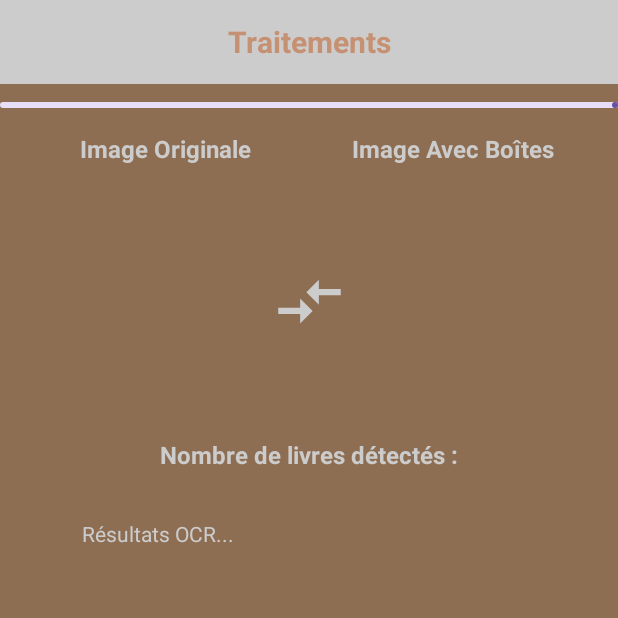
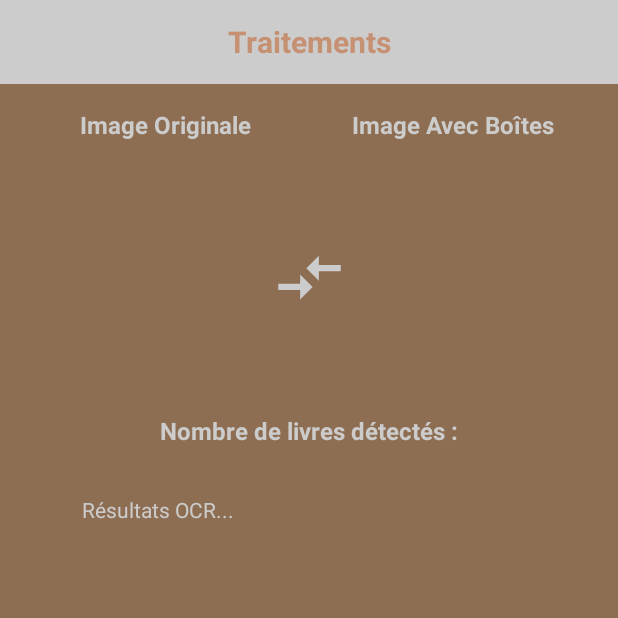
Before and after one commit to lukameunier/Groupe_A_ScanLib, an Android app: the fragment ProcessingFragment placed in its activity, on a phone screen of 412 x 824 dp, the top half of it. Run offline under Robolectric (Android 15) with nearby library versions, the phone set to English and light mode, and no system bars; our stand-ins replace Dagger/Hilt's generated code, Room's generated code; libraries missing offline, so code that uses them is left out: androidx.camera.core, com.google.mlkit.vision, kotlinx.coroutines.tasks, org.tensorflow.lite; network calls fail; pictures from the network do not load; 2 statements that could not run were skipped.

Commit message:
fix(ui): preserve book selection in scan result, improve selection exit, and remove progress bar

```diff
--- a/Application/app/src/main/java/fr/mastersd/sime/scanlib/ui/view/fragments/ProcessingFragment.kt
+++ b/Application/app/src/main/java/fr/mastersd/sime/scanlib/ui/view/fragments/ProcessingFragment.kt
@@ -54,7 +54,6 @@ class ProcessingFragment : Fragment() {
 
         if (bmp != null) {
             binding.imageOriginal.setImageBitmap(bmp)
-            binding.progressBar.visibility = View.VISIBLE
 
             // Convertir l’image en fichier temporaire si elle vient d’un URI content://
             val realPath = if (imagePath?.startsWith("content://") == true) {
@@ -80,7 +79,6 @@ class ProcessingFragment : Fragment() {
         // Observe le résultat OCR, affiche la progression et les résultats
         scanViewModel.ocrTexts.observe(viewLifecycleOwner) { texts ->
             val nonEmptyTexts = texts.filter { it.isNotBlank() }
-            binding.progressBar.visibility = View.GONE
 
             binding.textBookCount.text = "Nombre de livres détectés : ${nonEmptyTexts.size}"
             binding.textOcrResults.text = nonEmptyTexts.joinToString("\n") { "• $it" }
@@ -90,14 +88,12 @@ class ProcessingFragment : Fragment() {
             // Active le bouton continuer seulement s'il y a des textes
             binding.btnContinue.setOnClickListener {
                 binding.btnContinue.isEnabled = false
-                binding.progressBar.visibility = View.VISIBLE
                 bookViewModel.syncBooksFromValTexts(nonEmptyTexts)
             }
         }
 
         // Observe le résultat de la synchronisation Google Books
         bookViewModel.syncResult.observe(viewLifecycleOwner) { result ->
-            binding.progressBar.visibility = View.GONE
             binding.btnContinue.isEnabled = true
             if (result.foundBooks.isNotEmpty()) {
                 val action = ProcessingFragmentDirections
--- a/Application/app/src/main/res/layout/fragment_processing.xml
+++ b/Application/app/src/main/res/layout/fragment_processing.xml
@@ -22,16 +22,6 @@
         app:layout_constraintStart_toStartOf="parent"
         app:layout_constraintEnd_toEndOf="parent" />
 
-    <!-- Barre de progression -->
-    <com.google.android.material.progressindicator.LinearProgressIndicator
-        android:id="@+id/progressBar"
-        android:layout_width="0dp"
-        android:layout_height="wrap_content"
-        android:layout_marginTop="12dp"
-        app:layout_constraintTop_toBottomOf="@id/headerTitle"
-        app:layout_constraintStart_toStartOf="parent"
-        app:layout_constraintEnd_toEndOf="parent"/>
-
     <!-- Description image originale -->
     <TextView
         android:id="@+id/imageOriginalDesc"
@@ -43,7 +33,7 @@
         android:textStyle="bold"
         android:textSize="16sp"
         android:textColor="@color/secondary_background"
-        app:layout_constraintTop_toBottomOf="@id/progressBar"
+        app:layout_constraintTop_toBottomOf="@id/headerTitle"
         app:layout_constraintStart_toStartOf="@id/imageOriginal"
         app:layout_constraintEnd_toEndOf="@id/imageOriginal"/>
 
@@ -58,7 +48,7 @@
         android:textStyle="bold"
         android:textSize="16sp"
         android:textColor="@color/secondary_background"
-        app:layout_constraintTop_toBottomOf="@id/progressBar"
+        app:layout_constraintTop_toBottomOf="@id/headerTitle"
         app:layout_constraintStart_toStartOf="@id/imageWithBoxes"
         app:layout_constraintEnd_toEndOf="@id/imageWithBoxes"/>
 
```
Also changed, not shown: Application/app/src/main/java/fr/mastersd/sime/scanlib/ui/adapter/ScanResultAdapter.kt (+14 -0 lines), Application/app/src/main/java/fr/mastersd/sime/scanlib/ui/view/fragments/HomeFragment.kt (+13 -4 lines), Application/app/src/main/java/fr/mastersd/sime/scanlib/ui/view/fragments/ScanResultFragment.kt (+17 -6 lines).
